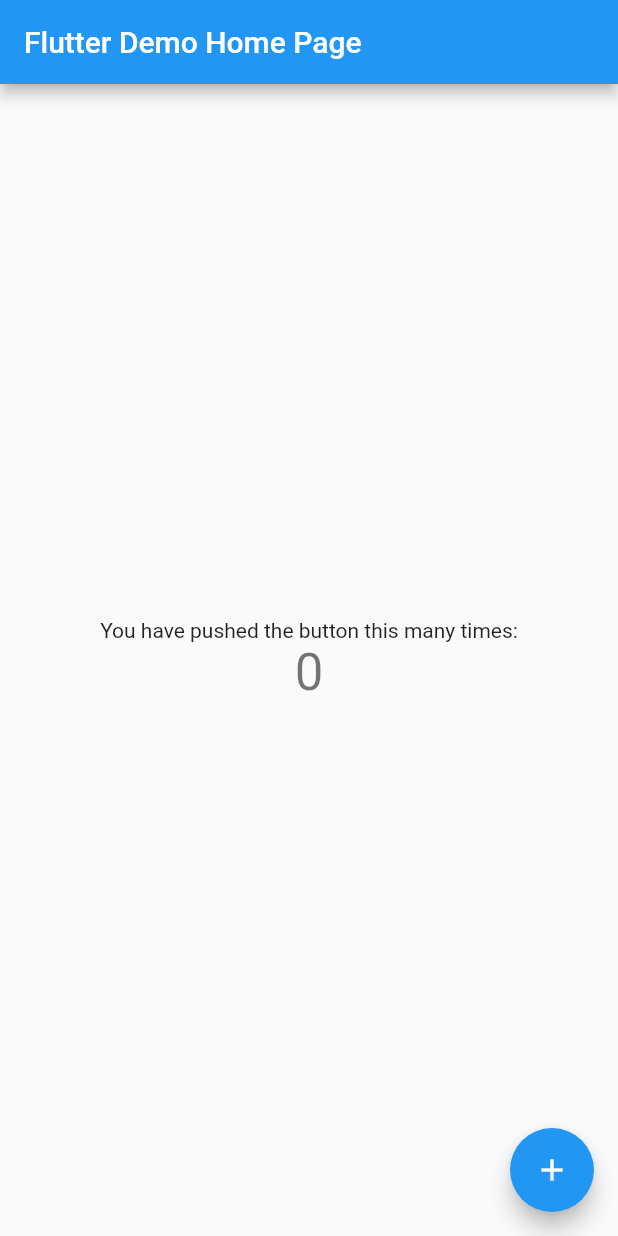
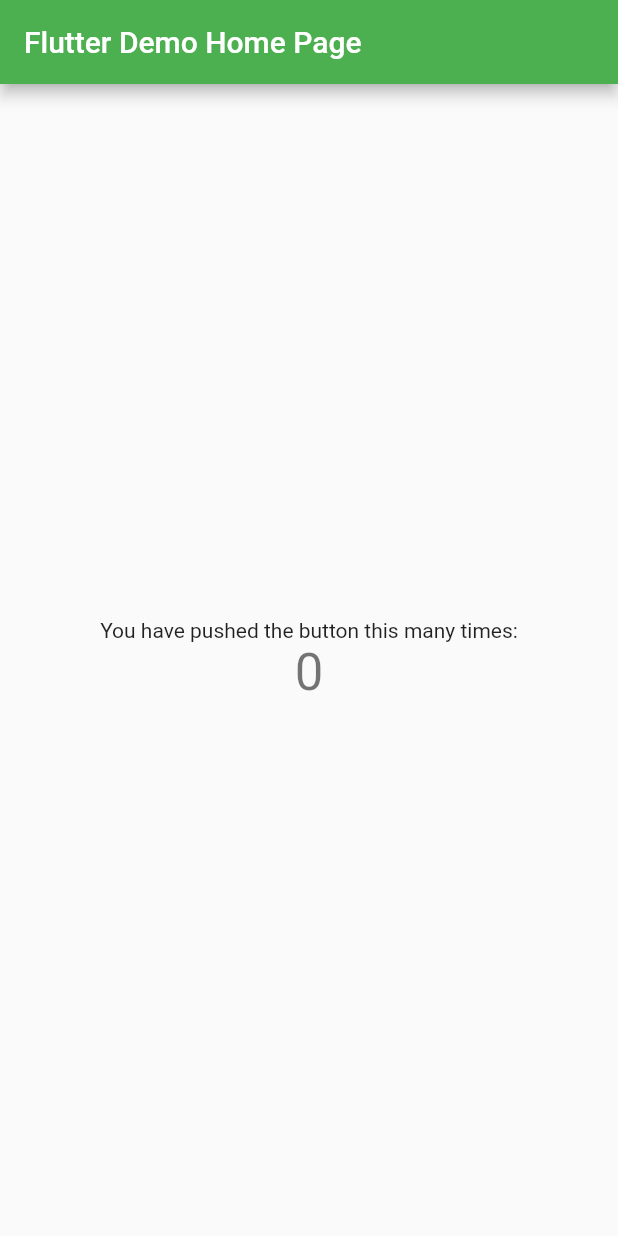
Before and after one commit to Chinmay-KB/github_example, a Flutter app: the screen it shows after launch, on a phone screen of 412 x 824 dp. Run offline on Flutter 3.47's test engine with Material 2 defaults, Android fonts, the phone set to English and light mode, and no system bars.

Commit message:
Color changed to green, no FAB

```diff
--- a/lib/main.dart
+++ b/lib/main.dart
@@ -67,6 +67,7 @@ class _MyHomePageState extends State<MyHomePage> {
     // than having to individually change instances of widgets.
     return Scaffold(
       appBar: AppBar(
+        backgroundColor: Colors.green,
         // Here we take the value from the MyHomePage object that was created by
         // the App.build method, and use it to set our appbar title.
         title: Text(widget.title),
@@ -101,11 +102,7 @@ class _MyHomePageState extends State<MyHomePage> {
           ],
         ),
       ),
-      floatingActionButton: FloatingActionButton(
-        onPressed: _incrementCounter,
-        tooltip: 'Increment',
-        child: Icon(Icons.add),
-      ), // This trailing comma makes auto-formatting nicer for build methods.
+      // This trailing comma makes auto-formatting nicer for build methods.
     );
   }
 }
```
